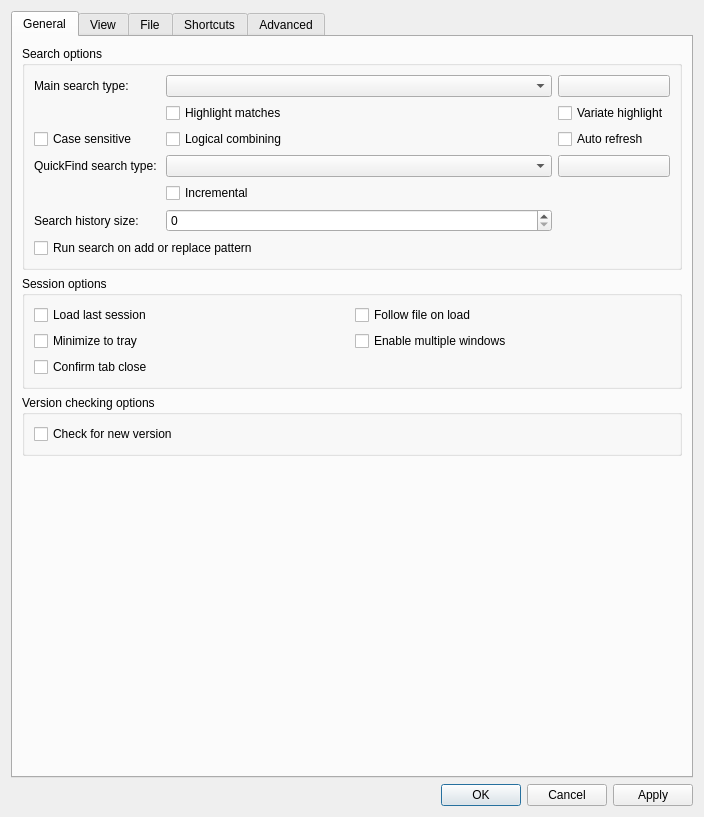
First picture: the form in src/ui/include/optionsdialog.ui, repository yevhenii-sir/klogg, before the edit.
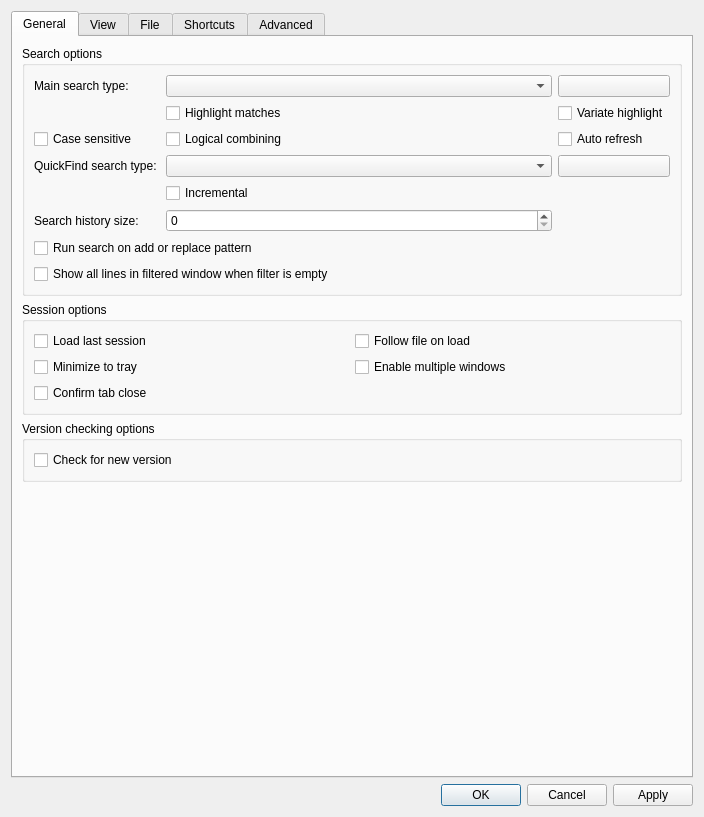
Second picture: the form after the edit.

Commit message: Fix filtered log defaults and release notes (#25)

The edit to the form file:
```diff
--- a/src/ui/include/optionsdialog.ui
+++ b/src/ui/include/optionsdialog.ui
@@ -99,6 +99,13 @@
               </property>
              </widget>
             </item>
+            <item row="10" column="0" colspan="3">
+             <widget class="QCheckBox" name="showAllFilteredWhenEmptyCheckBox">
+              <property name="text">
+               <string>Show all lines in filtered window when filter is empty</string>
+              </property>
+             </widget>
+            </item>
             <item row="4" column="0">
              <widget class="QLabel" name="label_4">
               <property name="text">
```
The commit also changes 21 other files.
